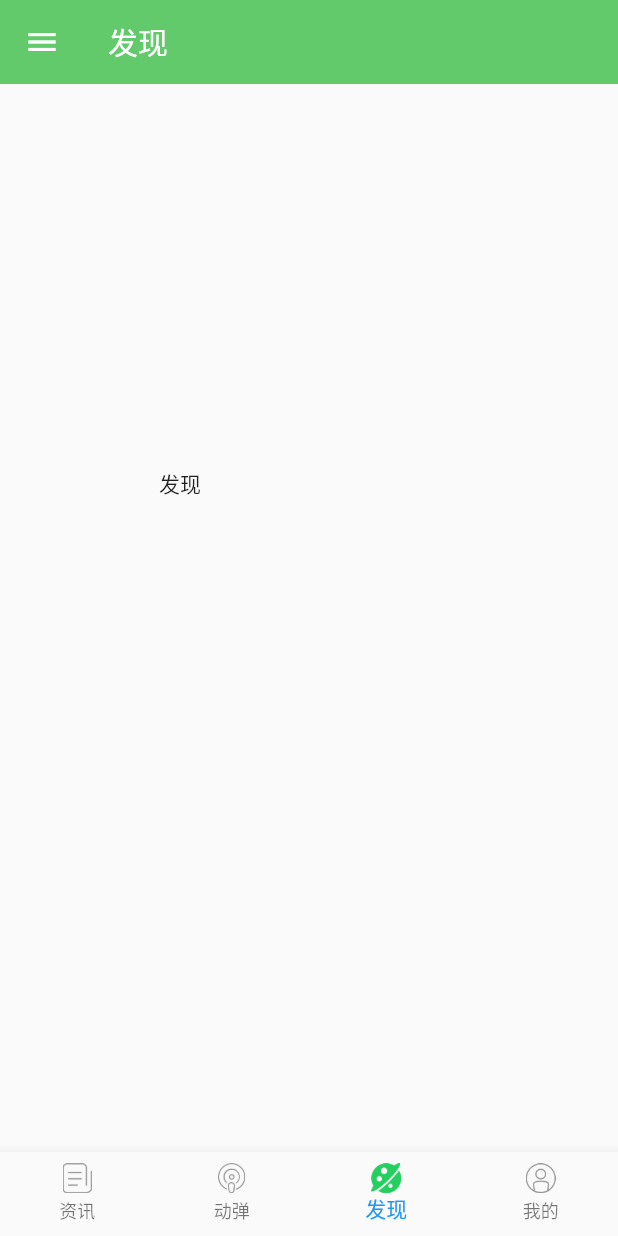
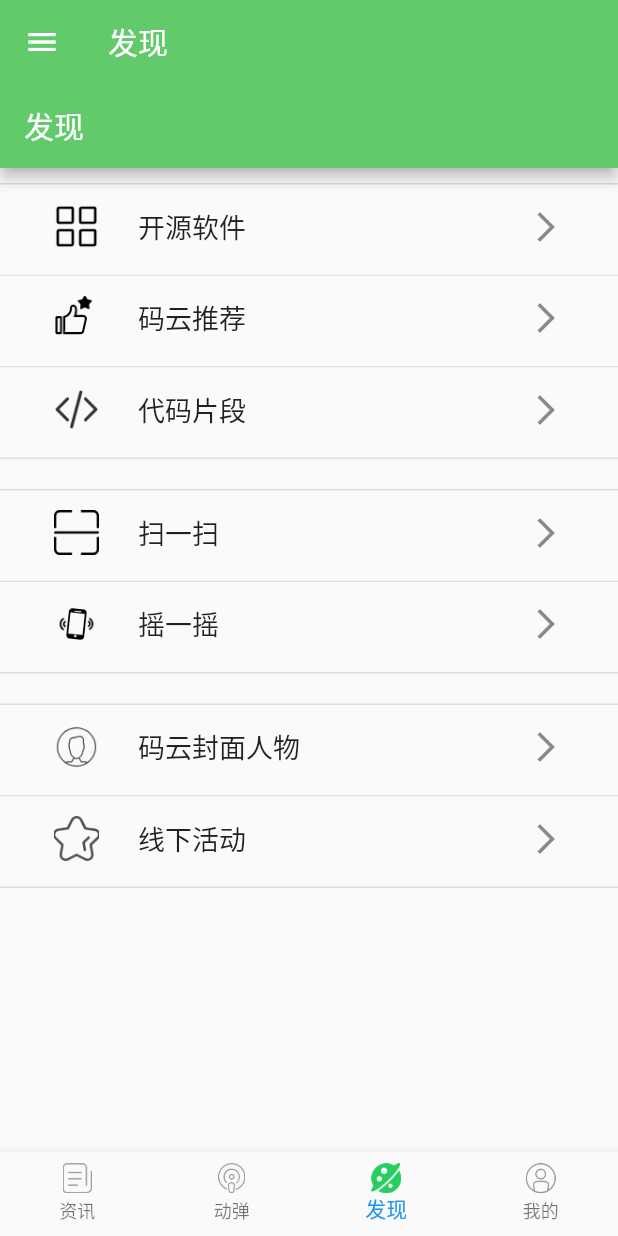
Before and after one commit to Ann9203/flutter, a Flutter app: the screen it shows after launch, swiped to page 3, on a phone screen of 412 x 824 dp. Run offline on Flutter 3.47's test engine with Material 2 defaults, Android fonts, the phone set to English and light mode, and no system bars; our stand-ins replace event_bus, image_picker, shared_preferences; missing offline and left inert: flutter_webview_plugin; accounts and stored records are empty.

Commit message:
'添加項目'

```diff
--- a/flutter_osc_client/flutter_osc_client/lib/constance/constants.dart
+++ b/flutter_osc_client/flutter_osc_client/lib/constance/constants.dart
@@ -6,6 +6,7 @@ abstract class AppColors{
   static const APP_THEME_COLOR = 0xff63ca6c;
   static const APP_THEME_ICON_COLOR = 0xffffffff;
   static const APP_MIN_SIZE_COLOR = 0xffaaaaaa;
+  static const APP_LINE_COLOR = 0xffdddddd;
 }
 
 
@@ -23,6 +24,7 @@ abstract class AppUrls{
 abstract class AppInfo{
   static const String CLIENT_ID = '9Um24uw7HtMkDTsMqjut';  //id
   static const String CLIENT_SECRET = 'OZWcxQFy8IplQV8wKRZhdGpxfzWONz74';//秘钥
-  static const String REDIRECT_URI = 'https://flutterchina.club/'; //回调地址
+ //static const String REDIRECT_URI = 'https://flutterchina.club/'; //回调地址
+  static const String REDIRECT_URI = 'https://flutterchina.club'; //回调地址
 
 }
--- a/flutter_osc_client/flutter_osc_client/lib/pages/discover_page.dart
+++ b/flutter_osc_client/flutter_osc_client/lib/pages/discover_page.dart
@@ -1,4 +1,7 @@
-import 'package:flutter/material.dart';
+ import 'package:flutter/material.dart';
+import 'package:flutter/cupertino.dart';
+import 'package:flutter_osc_client/constance/constants.dart';
+import 'package:flutter_osc_client/pages/common_web_page.dart';
 
 class DiscoverPage extends StatefulWidget {
   @override
@@ -7,17 +10,112 @@ class DiscoverPage extends StatefulWidget {
 
 class _DiscoverPageState extends State<DiscoverPage> {
 
+  List<Map<String, String>> _discoverList = [
+    {"开源软件": 'assets/images/soft.png',
+      "码云推荐": 'assets/images/githubcode.png',
+      "代码片段": 'assets/images/code.png'},
+    {"扫一扫": 'assets/images/scan.png',
+      "摇一摇": 'assets/images/shake.png',},
+    {"码云封面人物": 'assets/images/people.png',
+      "线下活动": 'assets/images/activity.png',},
+  ];
+
+
+
 
   @override
   Widget build(BuildContext context) {
     return Scaffold(
-      body: Center(
-        child: Container(
-            width: 200.0,
-            height: 200.0,
-            child: Text('发现')
-        ),
-      ),
-    );
+            appBar: AppBar(
+              title: Text('发现', style: TextStyle(color: Color(AppColors.APP_THEME_ICON_COLOR)),),
+              iconTheme: IconThemeData(color: Color(AppColors.APP_THEME_ICON_COLOR)),
+            ),
+          body: ListView.builder(
+              itemBuilder: (context, _outIndex){
+                //listView
+                return Container(
+                  margin: const EdgeInsets.symmetric(vertical: 10.0),
+                  decoration: BoxDecoration(
+                    border: Border(
+                      top: BorderSide(
+                        width: 1.0,
+                        color: Color(AppColors.APP_LINE_COLOR),
+                      ),
+                      bottom: BorderSide (
+                         width: 1.0,
+                         color: Color(AppColors.APP_LINE_COLOR),
+
+                      )
+                    )
+                  ),
+                  child: ListView.separated(
+                      physics: NeverScrollableScrollPhysics(),//解决滑动痛处
+                      shrinkWrap: true, // 多层嵌套必须开启
+                      itemBuilder: (context, index){
+                          return InkWell(
+                            onTap: (){
+                              _loadWebCommon(_discoverList[_outIndex].keys.elementAt(index) );
+                            },
+                            child: Container(
+                              height: 60.0,
+                              padding: const EdgeInsets.only(left: 20.0, right: 20.0),
+                              child: ListTile(
+                               title: Text('${ _discoverList[_outIndex].keys.elementAt(index)}', style: TextStyle(fontSize: 18.0)) ,
+                                leading: Image.asset(_discoverList[_outIndex].values.elementAt(index), width: 30.0, height: 30.0, fit: BoxFit.cover
+                                  ,), //Image.asset(),
+                                trailing: Icon(Icons.arrow_forward_ios) ,
+                              ),
+                            ),
+                          );
+                      },
+                      separatorBuilder: (context,index)=>Divider(height: 1.0, color: Color(AppColors.APP_LINE_COLOR),) ,
+                      itemCount: _discoverList[_outIndex].length),
+                );
+           },
+            itemCount: _discoverList.length,
+          )
+          ,
+
+      );
+
+  }
+
+  ///前往公共的web页面
+  _loadWebCommon(String title){
+    String url ;
+    switch(title){
+      case '开源软件':
+        url = 'https://zb.oschina.net/';
+        break;
+      case '码云推荐':
+        url = 'https://gitee.com/?from=osc-top';
+        break;
+      case'代码片段':
+        url = 'https://zb.oschina.net/projects/list.html';
+        break;
+      case'码云封面人物':
+        url = 'https://www.oschina.net/blog?tab=recommend';
+        break;
+      case'线下活动':
+        url = 'https://www.oschina.net/event?tab=latest&city=%E5%85%A8%E5%9B%BD&time=all';
+        break;
+
+      case '摇一摇':
+        break;
+      case '扫一扫':
+        break;
+
+
+    }
+    if(!title.contains('摇一摇')  && !title.contains('扫一扫') ){
+      _nativeTowWebPage(title, url);
+    }
+
+  }
+
+  _nativeTowWebPage(String title, String url){
+    if(url != null && title != null){
+      Navigator.of(context).push(MaterialPageRoute(builder:(context) => CommonWebPage(title: title, url: url,)));
+    }
   }
 }
```
Also changed, not shown: flutter_osc_client/flutter_osc_client/lib/pages/common_web_page.dart (added, +78 -0 lines), flutter_osc_client/flutter_osc_client/assets/images/activity.png (added), flutter_osc_client/flutter_osc_client/assets/images/code.png (added), flutter_osc_client/flutter_osc_client/assets/images/githubcode.png (added), flutter_osc_client/flutter_osc_client/assets/images/people.png (added), flutter_osc_client/flutter_osc_client/assets/images/scan.png (added), flutter_osc_client/flutter_osc_client/assets/images/shake.png (added), flutter_osc_client/flutter_osc_client/assets/images/soft.png (added).
